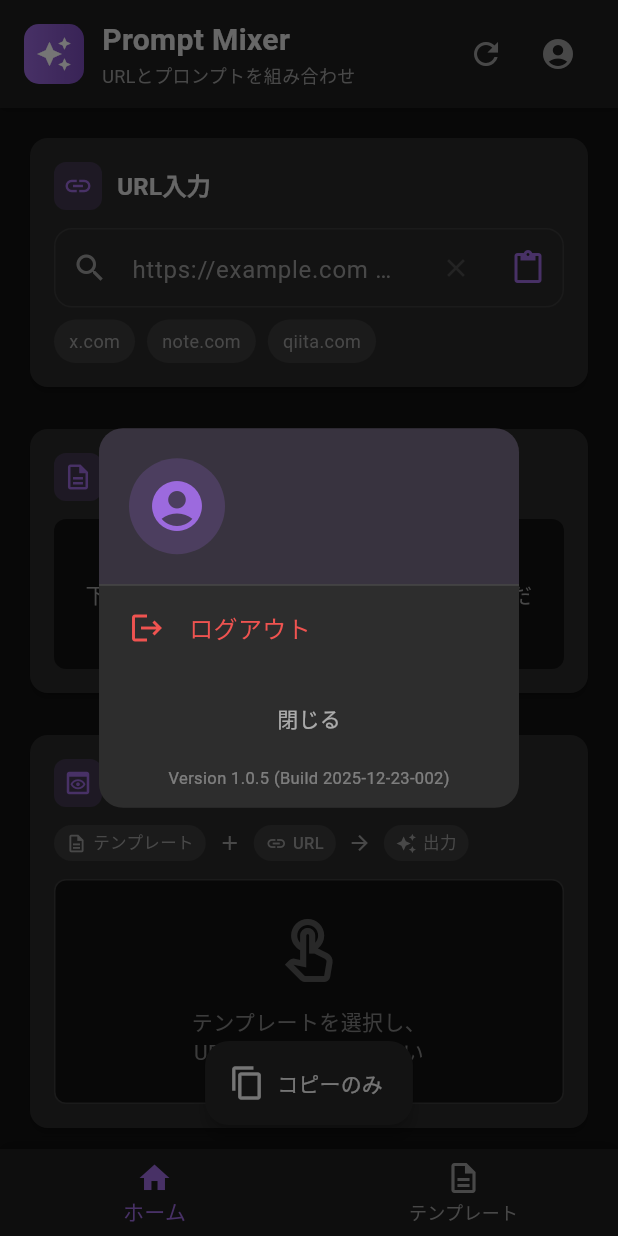
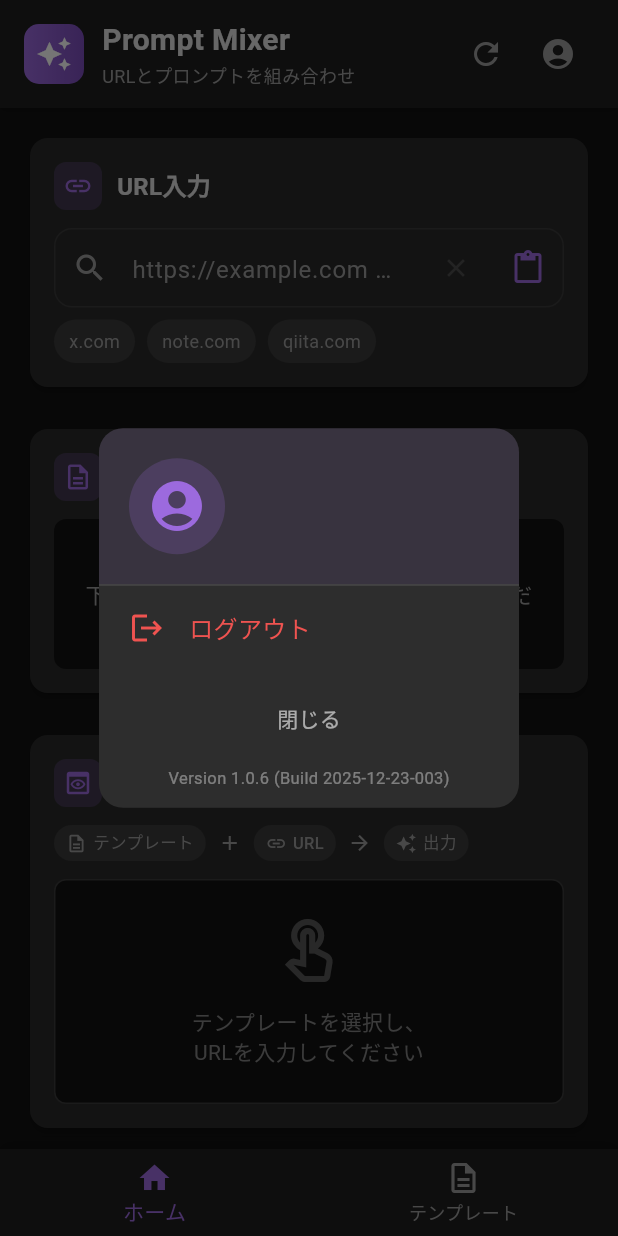
Before and after one commit to hrtaym1114-github/prompt_mixer, a Flutter app: the screen it shows once a user with an empty profile is signed in, after a tap on the "account circle" icon, on a phone screen of 412 x 824 dp. Run offline on Flutter 3.47's test engine with Material 3 defaults, Android fonts, the phone set to English and light mode, and no system bars; our stand-ins replace cloud_firestore, firebase_auth, firebase_core, google_sign_in, hive, hive_flutter and 1 more; accounts and stored records are empty.

Commit message:
fix: 重複する「コピーのみ」ボタンを削除
- FloatingActionButtonを削除
- share_button.dartの「クリップボードにコピー」のみ残す
- Version 1.0.6

```diff
--- a/lib/screens/home_screen.dart
+++ b/lib/screens/home_screen.dart
@@ -1,5 +1,4 @@
 import 'package:flutter/material.dart';
-import 'package:flutter/services.dart';
 import 'package:provider/provider.dart';
 import '../providers/template_provider.dart';
 import '../providers/auth_provider.dart';
@@ -23,37 +22,6 @@
   void dispose() {
     _urlController.dispose();
     super.dispose();
-  }
-
-  void _copyToClipboard() {
-    final provider = context.read<TemplateProvider>();
-    final output = provider.generatedOutput;
-
-    if (output.isEmpty) {
-      _showSnackBar('コピーする内容がありません', isError: true);
-      return;
-    }
-
-    Clipboard.setData(ClipboardData(text: output));
-    _showSnackBar('クリップボードにコピーしました！', isError: false);
-  }
-
-  void _showSnackBar(String message, {required bool isError}) {
-    ScaffoldMessenger.of(context).showSnackBar(
-      SnackBar(
-        content: Row(
-          children: [
-            Icon(
-              isError ? Icons.error_outline : Icons.check_circle_outline,
-              color: isError ? AppTheme.errorRed : AppTheme.successGreen,
-            ),
-            const SizedBox(width: 12),
-            Expanded(child: Text(message)),
-          ],
-        ),
-        duration: const Duration(seconds: 2),
-      ),
-    );
   }
 
   void _clearAll() {
@@ -116,20 +84,7 @@
           ],
         ),
       ),
-      floatingActionButton: Consumer<TemplateProvider>(
-        builder: (context, provider, child) {
-          final hasOutput = provider.generatedOutput.isNotEmpty;
-          return FloatingActionButton.extended(
-            onPressed: hasOutput ? _copyToClipboard : null,
-            backgroundColor: hasOutput
-                ? AppTheme.primaryPurple
-                : AppTheme.cardDark,
-            icon: const Icon(Icons.copy),
-            label: const Text('コピーのみ'),
-          );
-        },
-      ),
-      floatingActionButtonLocation: FloatingActionButtonLocation.centerFloat,
+
     );
   }
 
@@ -332,7 +287,7 @@
             const Padding(
               padding: EdgeInsets.only(bottom: 12),
               child: Text(
-                'Version 1.0.5 (Build 2025-12-23-002)',
+                'Version 1.0.6 (Build 2025-12-23-003)',
                 style: TextStyle(
                   fontSize: 11,
                   color: Colors.white38,
```
